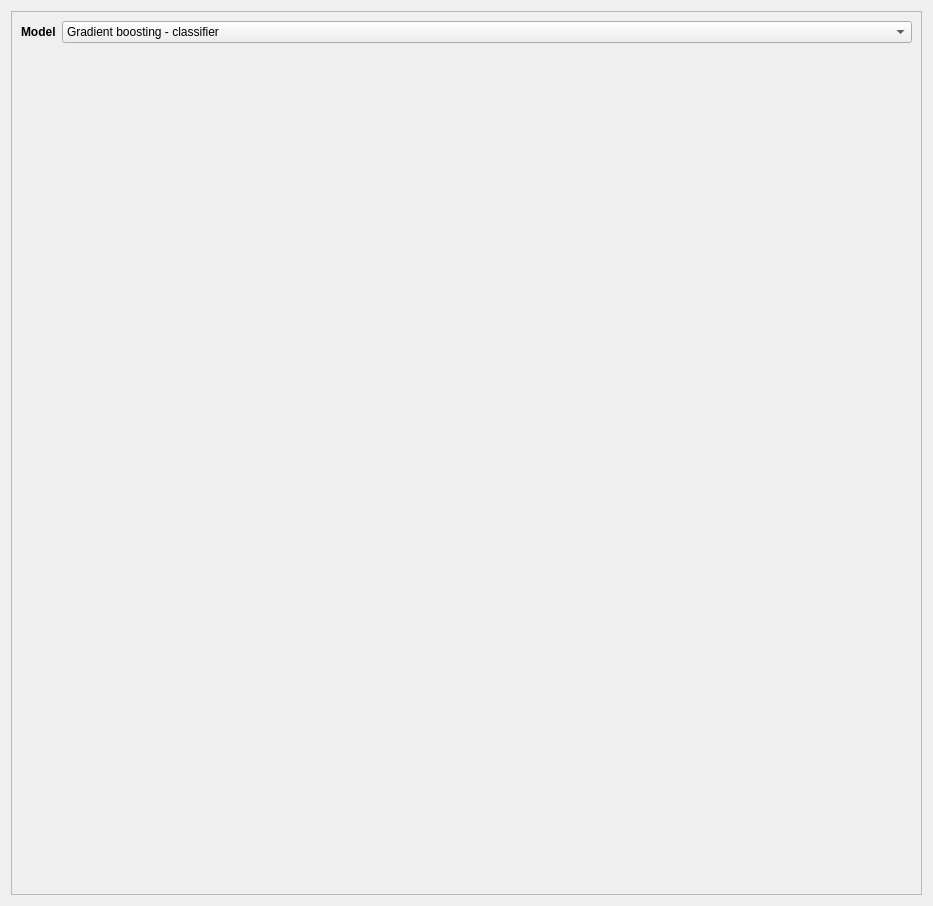
The window that eis_qgis_plugin/resources/ui/model/wizard_model_new.ui (GispoCoding/eis_qgis_plugin) describes before a commit, drawn with Qt 5.
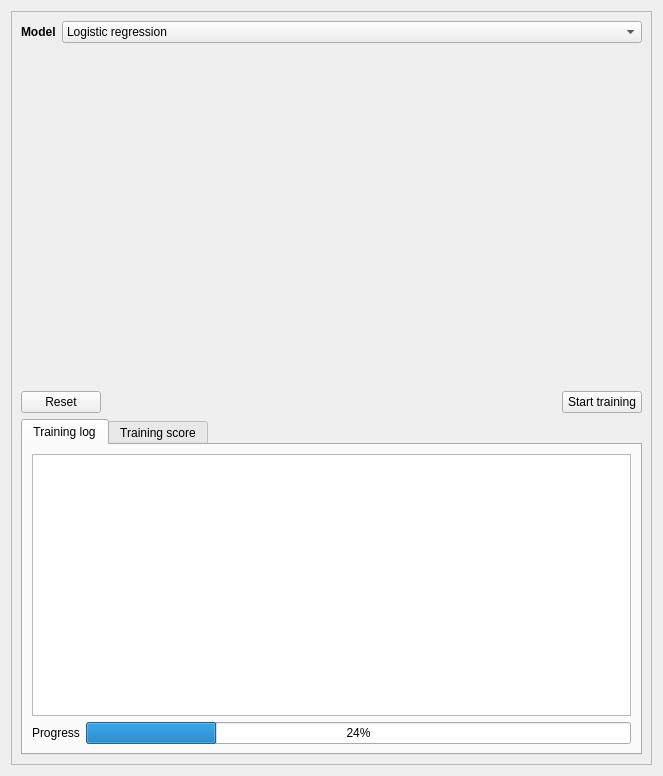
The same window after the commit. The open tabs and pages were chosen to show the change.

Commit message: Improved wizard modeling - GUI for logistic regression, gradient boosting and random forest - Regressor and classifier combined into one file (parameterized) - GUI resizing based on model / collapse state - Example log output - Changed parameter names - Various other fixes and modifications

```diff
--- a/eis_qgis_plugin/resources/ui/model/wizard_model_new.ui
+++ b/eis_qgis_plugin/resources/ui/model/wizard_model_new.ui
@@ -6,8 +6,8 @@
    <rect>
     <x>0</x>
     <y>0</y>
-    <width>933</width>
-    <height>906</height>
+    <width>663</width>
+    <height>776</height>
    </rect>
   </property>
   <property name="windowTitle">
@@ -24,8 +24,8 @@
        <rect>
         <x>0</x>
         <y>0</y>
-        <width>913</width>
-        <height>886</height>
+        <width>643</width>
+        <height>756</height>
        </rect>
       </property>
       <layout class="QVBoxLayout" name="verticalLayout_2">
@@ -54,12 +54,7 @@
           <widget class="QComboBox" name="model_selection">
            <item>
             <property name="text">
-             <string>Gradient boosting - classifier</string>
-            </property>
-           </item>
-           <item>
-            <property name="text">
-             <string>Gradient boosting - regressor</string>
+             <string>Logistic regression</string>
             </property>
            </item>
            <item>
@@ -83,11 +78,127 @@
        </item>
        <item>
         <widget class="QStackedWidget" name="model_parameters_container">
+         <property name="sizePolicy">
+          <sizepolicy hsizetype="Preferred" vsizetype="Expanding">
+           <horstretch>0</horstretch>
+           <verstretch>0</verstretch>
+          </sizepolicy>
+         </property>
+         <property name="minimumSize">
+          <size>
+           <width>0</width>
+           <height>300</height>
+          </size>
+         </property>
          <property name="currentIndex">
           <number>-1</number>
          </property>
         </widget>
        </item>
+       <item>
+        <layout class="QHBoxLayout" name="horizontalLayout">
+         <item>
+          <widget class="QPushButton" name="reset_btn">
+           <property name="text">
+            <string>Reset</string>
+           </property>
+          </widget>
+         </item>
+         <item>
+          <spacer name="horizontalSpacer">
+           <property name="orientation">
+            <enum>Qt::Horizontal</enum>
+           </property>
+           <property name="sizeHint" stdset="0">
+            <size>
+             <width>40</width>
+             <height>20</height>
+            </size>
+           </property>
+          </spacer>
+         </item>
+         <item>
+          <widget class="QPushButton" name="start_training_btn">
+           <property name="text">
+            <string>Start training</string>
+           </property>
+          </widget>
+         </item>
+        </layout>
+       </item>
+       <item>
+        <widget class="QTabWidget" name="model_output_tab">
+         <property name="minimumSize">
+          <size>
+           <width>0</width>
+           <height>300</height>
+          </size>
+         </property>
+         <property name="currentIndex">
+          <number>1</number>
+         </property>
+         <widget class="QWidget" name="log_tab">
+          <attribute name="title">
+           <string>Training log</string>
+          </attribute>
+          <layout class="QVBoxLayout" name="verticalLayout_17">
+           <item>
+            <layout class="QVBoxLayout" name="verticalLayout_18">
+             <item>
+              <widget class="QTextEdit" name="training_log">
+               <property name="autoFormatting">
+                <set>QTextEdit::AutoNone</set>
+               </property>
+               <property name="readOnly">
+                <bool>true</bool>
+               </property>
+               <property name="html">
+                <string>&lt;!DOCTYPE HTML PUBLIC &quot;-//W3C//DTD HTML 4.0//EN&quot; &quot;http://www.w3.org/TR/REC-html40/strict.dtd&quot;&gt;
+&lt;html&gt;&lt;head&gt;&lt;meta name=&quot;qrichtext&quot; content=&quot;1&quot; /&gt;&lt;style type=&quot;text/css&quot;&gt;
+p, li { white-space: pre-wrap; }
+&lt;/style&gt;&lt;/head&gt;&lt;body style=&quot; font-family:'Ubuntu'; font-size:11pt; font-weight:400; font-style:normal;&quot;&gt;
+&lt;p style=&quot;-qt-paragraph-type:empty; margin-top:0px; margin-bottom:0px; margin-left:0px; margin-right:0px; -qt-block-indent:0; text-indent:0px;&quot;&gt;&lt;br /&gt;&lt;/p&gt;&lt;/body&gt;&lt;/html&gt;</string>
+               </property>
+              </widget>
+             </item>
+             <item>
+              <layout class="QHBoxLayout" name="horizontalLayout_6">
+               <item>
+                <widget class="QLabel" name="label_15">
+                 <property name="text">
+                  <string>Progress</string>
+                 </property>
+                </widget>
+               </item>
+               <item>
+                <widget class="QProgressBar" name="training_progress_bar">
+                 <property name="value">
+                  <number>24</number>
+                 </property>
+                </widget>
+               </item>
+              </layout>
+             </item>
+            </layout>
+           </item>
+          </layout>
+         </widget>
+         <widget class="QWidget" name="results_tab">
+          <attribute name="title">
+           <string>Training score</string>
+          </attribute>
+          <layout class="QVBoxLayout" name="verticalLayout_19">
+           <item>
+            <widget class="QTableWidget" name="results_table">
+             <property name="alternatingRowColors">
+              <bool>true</bool>
+             </property>
+            </widget>
+           </item>
+          </layout>
+         </widget>
+        </widget>
+       </item>
       </layout>
      </widget>
     </widget>
```
Left out of the diff: 7 changed lines with no effect on the pictures. The commit also changes 12 other files.
